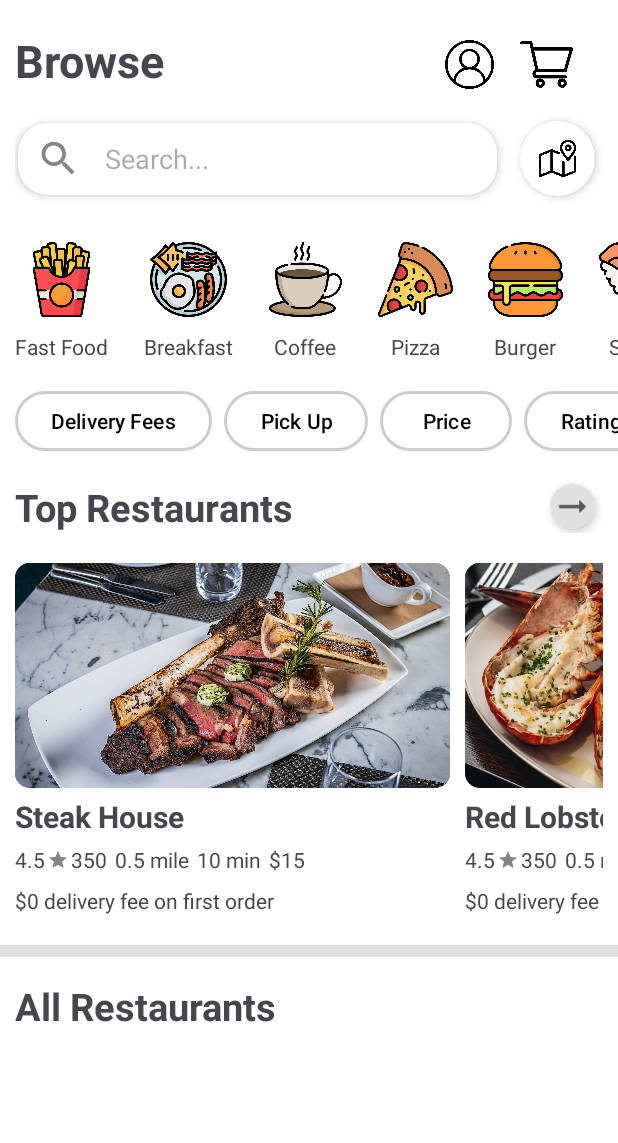
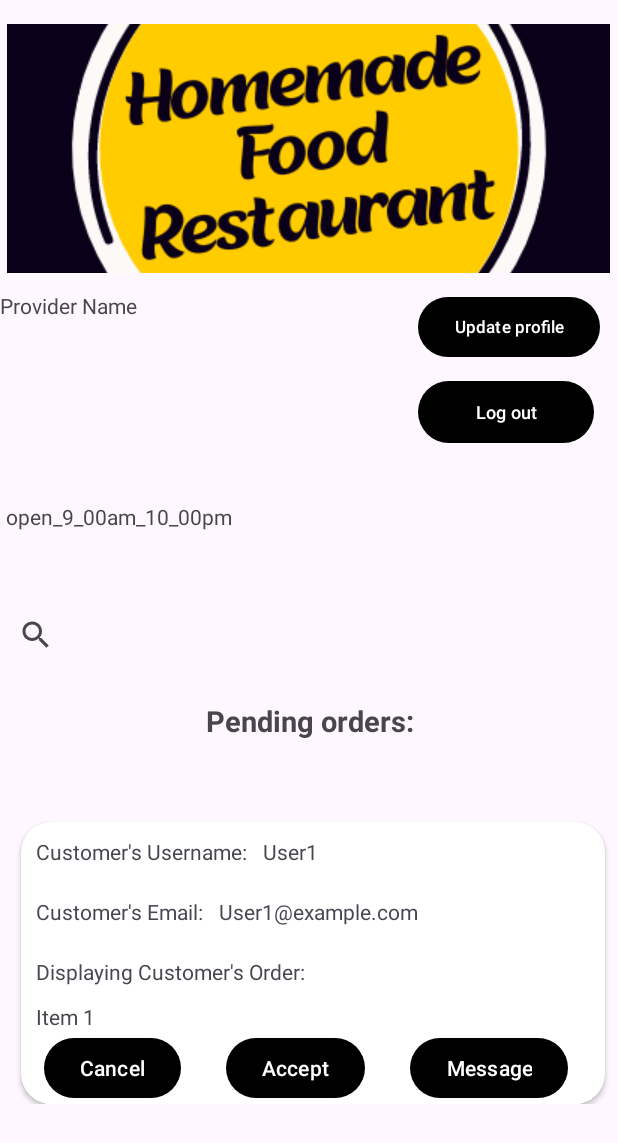
Before and after one commit to QuangPhuLy7227/HomeMadeFood, an Android app: the screen it shows after launch (CustomerHomepage before the commit, ProviderOrderActivity after it), on a phone screen of 412 x 824 dp. Shown: the top 1143 px of the screen. Run offline under Robolectric (Android 15) with nearby library versions, the phone set to English and light mode, and no system bars; Roboto replaces fonts that are not available here.

Commit message:
Adding reveiving order page

```diff
--- a/app/build.gradle
+++ b/app/build.gradle
@@ -48,6 +48,7 @@ dependencies {
     implementation 'com.github.bumptech.glide:glide:4.12.0'
     implementation 'com.google.firebase:firebase-auth:22.3.1'
     implementation 'com.google.firebase:firebase-storage:20.3.0'
+    implementation 'androidx.activity:activity:1.8.0'
     annotationProcessor 'com.github.bumptech.glide:compiler:4.12.0'
 
     // Goggle Map
--- /dev/null
+++ b/app/src/main/java/com/example/homemadefood/ProviderPage/Order.java
@@ -0,0 +1,35 @@
+package com.example.homemadefood.ProviderPage;
+
+public class Order{
+
+        private String orderId;
+        private String orderDetails;
+        private String username;
+        private String email;
+
+        // Constructors
+        public Order(String orderId, String orderDetails, String username, String email) {
+            this.email = email;
+            this.username = username;
+            this.orderId = orderId;
+            this.orderDetails= orderDetails;
+        }
+        //Getters for orderID
+        public String getOrderId() {
+            return orderId;
+        }
+        //Getter for orderdetails
+        public String getOrderDetails() {
+            return orderDetails;
+        }
+
+        public String getUsername(){
+            return username;
+        }
+
+        public String getEmail(){
+            return email;
+        }
+
+      //  public void setOrderId(String order)
+}
--- /dev/null
+++ b/app/src/main/java/com/example/homemadefood/ProviderPage/OrdersAdapter.java
@@ -0,0 +1,90 @@
+package com.example.homemadefood.ProviderPage;
+
+
+
+import android.content.Context;
+import android.content.Intent;
+import android.view.LayoutInflater;
+import android.view.View;
+import android.view.ViewGroup;
+import android.widget.Button;
+import android.widget.TextView;
+
+import androidx.annotation.NonNull;
+import androidx.recyclerview.widget.RecyclerView;
+
+
+import com.example.homemadefood.R;
+
+import java.util.List;
+
+public class OrdersAdapter extends RecyclerView.Adapter<OrdersAdapter.OrderViewHolder>{
+
+    private final List<Order> orders;
+
+    public OrdersAdapter(List<Order> orders) {
+        this.orders = orders;
+    }
+
+    @NonNull
+    @Override
+    public OrderViewHolder onCreateViewHolder(@NonNull ViewGroup parent, int viewType) {
+        View view = LayoutInflater.from(parent.getContext()).inflate(R.layout.provider_order_recycler_view_item, parent, false);
+        return new OrderViewHolder(view);
+    }
+
+    @Override
+    public void onBindViewHolder(@NonNull OrderViewHolder holder, int position) {
+        // Bind data to views
+        Order order = orders.get(position);
+
+        holder.usernameTextView.setText(order.getUsername());
+        holder.emailTextView.setText(order.getEmail());
+        holder.orderTextView.setText(order.getOrderDetails());
+
+        // Implement click listeners for buttons if needed
+        holder.cancelButton.setOnClickListener(v -> {
+            orders.remove(position);
+            notifyDataSetChanged();
+        });
+        holder.acceptButton.setOnClickListener(v -> {
+            orders.remove(position);
+            notifyDataSetChanged();
+        });
+        holder.messageButton.setOnClickListener(v -> {
+            Context context = holder.itemView.getContext();
+            Intent intent = new Intent(context, MessageActivity.class);
+            intent.putExtra("USERNAME", order.getUsername());
+            context.startActivity(intent);
+        });
+    }
+
+    @Override
+    public int getItemCount() {
+        if (orders != null) {
+            return orders.size();
+        }
+        return 0;
+    }
+
+
+    public static class OrderViewHolder extends RecyclerView.ViewHolder {
+        TextView usernameTextView;
+        TextView emailTextView;
+        TextView orderTextView;
+        Button cancelButton;
+        Button acceptButton;
+        Button messageButton;
+
+        public OrderViewHolder(@NonNull View itemView) {
+            super(itemView);
+            // Initialize views
+            usernameTextView = itemView.findViewById(R.id.usernameTextView);
+            emailTextView = itemView.findViewById(R.id.emailTextView);
+            orderTextView = itemView.findViewById(R.id.orderTextView);
+            cancelButton = itemView.findViewById(R.id.CancelBtn);
+            acceptButton = itemView.findViewById(R.id.AcceptBtn);
+            messageButton = itemView.findViewById(R.id.MsgBtn);
+        }
+    }
+}
--- /dev/null
+++ b/app/src/main/java/com/example/homemadefood/ProviderPage/ProviderOrderActivity.java
@@ -0,0 +1,140 @@
+package com.example.homemadefood.ProviderPage;
+
+import android.app.AlertDialog;
+import android.content.DialogInterface;
+import android.content.Intent;
+import android.os.Bundle;
+import android.view.View;
+import android.widget.Button;
+import android.widget.ImageButton;
+import android.widget.TextView;
+
+import androidx.activity.EdgeToEdge;
+import androidx.appcompat.app.AppCompatActivity;
+import androidx.appcompat.widget.SearchView;
+import androidx.core.graphics.Insets;
+import androidx.core.view.ViewCompat;
+import androidx.core.view.WindowInsetsCompat;
+import androidx.recyclerview.widget.LinearLayoutManager;
+import androidx.recyclerview.widget.RecyclerView;
+
+import com.example.homemadefood.LoginActivity;
+import com.example.homemadefood.R;
+import com.example.homemadefood.UserProfileActivity;
+
+import java.util.ArrayList;
+import java.util.List;
+
+public class ProviderOrderActivity extends AppCompatActivity {
+
+    private TextView textView;
+    private ImageButton imageLogo;
+    private RecyclerView recyclerView;
+
+
+
+    @Override
+    protected void onCreate(Bundle savedInstanceState) {
+        super.onCreate(savedInstanceState);
+        EdgeToEdge.enable(this);
+        setContentView(R.layout.activity_provider_order);
+        ViewCompat.setOnApplyWindowInsetsListener(findViewById(R.id.main), (v, insets) -> {
+            Insets systemBars = insets.getInsets(WindowInsetsCompat.Type.systemBars());
+            v.setPadding(systemBars.left, systemBars.top, systemBars.right, systemBars.bottom);
+            return insets;
+        });
+
+        recyclerView = findViewById(R.id.orderRecycler);
+        recyclerView.setLayoutManager(new LinearLayoutManager(this));
+
+        // Create a list to hold the orders
+        List<Order> orders = new ArrayList<>();
+
+        // Populate the list with 5 orders (you can replace these with your actual order data)
+        for (int i = 0; i < 5; i++) {
+            orders.add(new Order("Order " + (i + 1), "Item " + (i + 1),"User" + (i + 1), "User" + (i+1) + "@example.com"));
+        }
+
+        // Assuming you have already populated the `orders` list
+        OrdersAdapter adapter = new OrdersAdapter(orders);
+        recyclerView.setAdapter(adapter);
+
+        textView = findViewById(R.id.textView);
+        imageLogo = findViewById(R.id.imageLogo);
+        SearchView searchOrders = findViewById(R.id.searchOrders);
+
+        //Get provider information from database or wherever its stored
+        String providerName = "Provider Name";
+        int logoResourceId = R.drawable.logo1;
+
+        //Set provider name to TextView
+        textView.setText(providerName);
+
+        //Set provider logo to ImageButton
+        imageLogo.setImageResource(logoResourceId);
+
+        searchOrders.setOnQueryTextListener(new SearchView.OnQueryTextListener() {
+            @Override
+            public boolean onQueryTextSubmit(String query) {
+                //User pressed the search button on the keyboard
+                //Handle search query here
+                return false;
+            }
+
+            @Override
+            public boolean onQueryTextChange(String newText) {
+                //Filter the data as per newText
+                return false;
+            }
+        });
+
+        Button btnUpdate = findViewById(R.id.btnUpdate);
+        btnUpdate.setOnClickListener(new View.OnClickListener() {
+            @Override
+            public void onClick(View v) {
+                //Show the logout confirmation dialog
+                new AlertDialog.Builder(ProviderOrderActivity.this)
+                        .setTitle("Update Profile")
+                        .setMessage("Are you sure you want to update your profile?")
+                        .setPositiveButton("Yes", new DialogInterface.OnClickListener() {
+                            @Override
+                            public void onClick(DialogInterface dialog, int which) {
+                                // User clicked "Yes", so navigate to the login page
+                                Intent intent = new Intent(ProviderOrderActivity.this, UserProfileActivity.class);
+                                startActivity(intent);
+                                //Finish MainActivity
+                                finish();
+                            }
+                        })
+                        .setNegativeButton("No", null)//Nothing happens if clicked
+                        .show();
+            }
+        });
+
+        //When the logout button is clicked this takes the user to the dialogue alert asking the user if they want to logout of their current account
+        Button btnLogout = findViewById(R.id.btnLogout);
+        btnLogout.setOnClickListener(new View.OnClickListener() {
+            @Override
+            public void onClick(View v) {
+                //Show the logout confirmation dialog
+                new AlertDialog.Builder(ProviderOrderActivity.this)
+                        .setTitle("Logout Confirmation!!!")
+                        .setMessage("Are you sure you want to logout?")
+                        .setPositiveButton("Yes", new DialogInterface.OnClickListener() {
+                            @Override
+                            public void onClick(DialogInterface dialog, int which) {
+                                // User clicked "Yes", so navigate to the login page
+                                Intent intent = new Intent(ProviderOrderActivity.this, LoginActivity.class);
+                                startActivity(intent);
+                                //Finish MainActivity
+                                finish();
+                            }
+                        })
+                        .setNegativeButton("No", null)//Nothing happens if clicked
+                        .show();
+            }
+        });
+
+    }
+
+}
--- /dev/null
+++ b/app/src/main/res/layout/activity_provider_order.xml
@@ -0,0 +1,99 @@
+<?xml version="1.0" encoding="utf-8"?>
+<androidx.constraintlayout.widget.ConstraintLayout xmlns:android="http://schemas.android.com/apk/res/android"
+    xmlns:app="http://schemas.android.com/apk/res-auto"
+    xmlns:tools="http://schemas.android.com/tools"
+    android:id="@+id/main"
+    android:layout_width="match_parent"
+    android:layout_height="match_parent"
+    tools:context=".ProviderPage.ProviderOrderActivity">
+
+    <ImageButton
+        android:id="@+id/imageLogo"
+        android:layout_width="402dp"
+        android:layout_height="166dp"
+        android:layout_marginTop="16dp"
+        app:layout_constraintEnd_toEndOf="parent"
+        app:layout_constraintHorizontal_bias="0.444"
+        app:layout_constraintStart_toStartOf="parent"
+        app:layout_constraintTop_toTopOf="parent"
+        app:srcCompat="@drawable/logo1"
+        android:contentDescription="@string/logo"/>
+
+    <Button
+        android:id="@+id/btnUpdate"
+        android:layout_width="121dp"
+        android:layout_height="48dp"
+        android:layout_marginTop="12dp"
+        android:layout_marginEnd="12dp"
+        android:text="@string/update_profile2"
+        android:textSize="11sp"
+        app:layout_constraintEnd_toEndOf="parent"
+        app:layout_constraintTop_toBottomOf="@+id/imageLogo" />
+
+    <Button
+        android:id="@+id/btnLogout"
+        android:layout_width="117dp"
+        android:layout_height="49dp"
+        android:layout_marginTop="8dp"
+        android:layout_marginEnd="16dp"
+        android:text="@string/log_out2"
+        android:textSize="12sp"
+        app:layout_constraintEnd_toEndOf="parent"
+        app:layout_constraintTop_toBottomOf="@+id/btnUpdate" />
+
+    <androidx.appcompat.widget.SearchView
+        android:id="@+id/searchOrders"
+        android:layout_width="407dp"
+        android:layout_height="41dp"
+        android:layout_marginBottom="380dp"
+        android:queryHint="Search Orders"
+        app:layout_constraintBottom_toBottomOf="parent"
+        app:layout_constraintStart_toStartOf="parent" />
+
+    <TextView
+        android:id="@+id/textView"
+        android:layout_width="271dp"
+        android:layout_height="44dp"
+        android:layout_marginTop="178dp"
+        android:text="@string/provider_s_account_name"
+        app:layout_constraintStart_toStartOf="parent"
+        app:layout_constraintTop_toTopOf="@+id/imageLogo" />
+
+    <TextView
+        android:id="@+id/textView2"
+        android:layout_width="273dp"
+        android:layout_height="56dp"
+        android:layout_marginStart="4dp"
+        android:layout_marginBottom="12dp"
+        android:text="@string/open_9_00am_10_00pm"
+        app:layout_constraintBottom_toTopOf="@+id/searchOrders"
+        app:layout_constraintStart_toStartOf="parent"
+        app:layout_constraintTop_toBottomOf="@+id/textView"
+        app:layout_constraintVertical_bias="1.0" />
+
+    <TextView
+        android:id="@+id/textView3"
+        android:layout_width="404dp"
+        android:layout_height="36dp"
+        android:layout_marginStart="4dp"
+        android:layout_marginTop="23dp"
+        android:text="@string/pending_orders2"
+        android:textAlignment="center"
+        android:textSize="19sp"
+        android:textStyle="bold"
+        app:layout_constraintStart_toStartOf="parent"
+        app:layout_constraintTop_toBottomOf="@+id/searchOrders" />
+
+
+    <androidx.recyclerview.widget.RecyclerView
+        android:id="@+id/orderRecycler"
+        android:layout_width="409dp"
+        android:layout_height="238dp"
+        android:layout_marginStart="4dp"
+        android:layout_marginBottom="68dp"
+        app:layout_constraintBottom_toBottomOf="parent"
+        app:layout_constraintStart_toStartOf="parent"
+        tools:listitem="@layout/provider_order_recycler_view_item" />
+
+
+</androidx.constraintlayout.widget.ConstraintLayout>
--- /dev/null
+++ b/app/src/main/res/layout/provider_order_recycler_view_item.xml
@@ -0,0 +1,128 @@
+<?xml version="1.0" encoding="utf-8"?>
+<LinearLayout
+    xmlns:android="http://schemas.android.com/apk/res/android"
+    android:layout_width="wrap_content"
+    android:layout_height="wrap_content"
+    xmlns:app="http://schemas.android.com/apk/res-auto"
+    android:orientation="vertical"
+    >
+
+    <androidx.cardview.widget.CardView
+        android:layout_width="match_parent"
+        android:layout_height="wrap_content"
+        android:layout_marginStart="10dp"
+        android:layout_marginTop="30dp"
+        android:layout_marginEnd="10dp"
+        android:background="@color/yellow"
+        android:elevation="30dp"
+        app:cardCornerRadius="20dp">
+
+        <LinearLayout
+            android:layout_width="match_parent"
+            android:layout_height="wrap_content"
+            android:orientation="horizontal" >
+
+            <TextView
+                android:layout_width="wrap_content"
+                android:layout_height="wrap_content"
+                android:layout_marginStart="10dp"
+                android:layout_marginTop="10dp"
+                android:text="@string/customer_s_username" />
+
+            <TextView
+                android:id="@+id/usernameTextView"
+                android:layout_width="wrap_content"
+                android:layout_height="wrap_content"
+                android:layout_marginStart="10dp"
+                android:layout_marginTop="10dp"
+                android:hint="@string/displaying_customer_s_username" />
+
+
+        </LinearLayout>
+
+        <LinearLayout
+            android:layout_width="match_parent"
+            android:layout_height="wrap_content"
+            android:orientation="horizontal" >
+
+            <TextView
+                android:layout_width="wrap_content"
+                android:layout_height="wrap_content"
+                android:layout_marginStart="10dp"
+                android:layout_marginTop="50dp"
+                android:text="@string/customer_s_email" />
+
+            <TextView
+                android:id="@+id/emailTextView"
+                android:layout_width="wrap_content"
+                android:layout_height="wrap_content"
+                android:layout_marginStart="10dp"
+                android:layout_marginTop="50dp"
+                android:hint="@string/displaying_customer_s_email" />
+
+
+
+
+        </LinearLayout>
+
+        <TextView
+            android:layout_width="wrap_content"
+            android:layout_height="wrap_content"
+            android:layout_marginStart="10dp"
+            android:layout_marginTop="90dp"
+            android:text="@string/displaying_customer_s_order" />
+
+        <LinearLayout
+            android:layout_width="402dp"
+            android:layout_height="match_parent"
+            android:orientation="horizontal">
+
+            <TextView
+                android:id="@+id/orderTextView"
+                android:layout_width="wrap_content"
+                android:layout_height="wrap_content"
+                android:layout_marginStart="10dp"
+                android:layout_marginTop="120dp"
+                android:hint="@string/customer_s_order_1" />
+
+        </LinearLayout>
+
+
+<LinearLayout
+    android:layout_width="402dp"
+    android:layout_height="wrap_content"
+    android:orientation="horizontal"
+    >
+
+            <Button
+                android:id="@+id/CancelBtn"
+                android:layout_width="wrap_content"
+                android:layout_height="wrap_content"
+                android:layout_marginStart="15dp"
+                android:layout_marginTop="140dp"
+                android:text="@string/cancel" />
+
+            <Button
+                android:id="@+id/AcceptBtn"
+                android:layout_width="wrap_content"
+                android:layout_height="wrap_content"
+                android:layout_marginStart="30dp"
+                android:layout_marginTop="140dp"
+                android:text="@string/accept" />
+
+
+            <Button
+                android:id="@+id/MsgBtn"
+                android:layout_width="wrap_content"
+                android:layout_height="wrap_content"
+                android:layout_marginStart="30dp"
+                android:layout_marginTop="140dp"
+                android:text="@string/message" />
+
+</LinearLayout>
+
+    </androidx.cardview.widget.CardView>
+
+
+
+</LinearLayout>
--- a/app/src/main/res/values/strings.xml
+++ b/app/src/main/res/values/strings.xml
@@ -10,4 +10,28 @@
     <string name="title_activity_maps">MapsActivity</string>
     <!-- TODO: Remove or change this placeholder text -->
     <string name="hello_blank_fragment">Hello blank fragment</string>
+    <string name="logo">logo</string>
+    <string name="update_profile">update_profile</string>
+    <string name="log_out">log_out</string>
+    <string name="provider_s_account_name">provider_s_account_name</string>
+    <string name="open_9_00am_10_00pm">open_9_00am_10_00pm</string>
+    <string name="pending_orders">pending_orders</string>
+    <string name="chat">chat</string>
+    <string name="customer_s_username">Customer\'s Username:</string>
+    <string name="displaying_customer_s_username">Displaying Customer\'s Username</string>
+    <string name="customer_s_email">Customer\'s Email:</string>
+    <string name="displaying_customer_s_email">Displaying Customer\'s Email</string>
+    <string name="displaying_customer_s_order">Displaying Customer\'s Order:</string>
+    <string name="customer_s_order_1">Customer\'s Order #1</string>
+    <string name="cancel">Cancel</string>
+    <string name="accept">Accept</string>
+    <string name="message">Message</string>
+    <string name="pending_orders2">Pending orders:</string>
+    <string name="update_profile2">Update profile</string>
+    <string name="log_out2">Log out</string>
+    <string name="Messages">Message</string>
+    <string name="back">Back</string>
+    <string name="send">Send</string>
+    <string name="write_message">Write message</string>
+    <string name="send_message">send message</string>
 </resources>
```
Also changed, not shown: app/src/main/AndroidManifest.xml (+15 -11 lines), app/src/main/java/com/example/homemadefood/ProviderPage/MessageActivity.java (added, +50 -0 lines), app/src/main/res/layout/activity_message.xml (added, +73 -0 lines), app/src/main/res/drawable/logo1.png (added).
